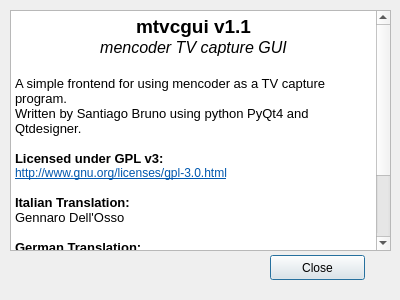
Before: the Qt Designer form src/ui/about.ui in sbruno/mtvcgui, drawn with Qt 5.
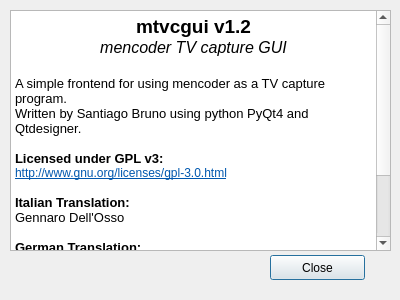
After: the same form once the commit is applied.

```diff
--- a/src/ui/about.ui
+++ b/src/ui/about.ui
@@ -43,7 +43,7 @@
 &lt;html&gt;&lt;head&gt;&lt;meta name=&quot;qrichtext&quot; content=&quot;1&quot; /&gt;&lt;style type=&quot;text/css&quot;&gt;
 p, li { white-space: pre-wrap; }
 &lt;/style&gt;&lt;/head&gt;&lt;body style=&quot; font-family:'Sans Serif'; font-size:9pt; font-weight:400; font-style:normal;&quot;&gt;
-&lt;p align=&quot;center&quot; style=&quot; margin-top:0px; margin-bottom:0px; margin-left:0px; margin-right:0px; -qt-block-indent:0; text-indent:0px;&quot;&gt;&lt;span style=&quot; font-size:14pt; font-weight:600;&quot;&gt;mtvcgui v1.1&lt;/span&gt;&lt;/p&gt;
+&lt;p align=&quot;center&quot; style=&quot; margin-top:0px; margin-bottom:0px; margin-left:0px; margin-right:0px; -qt-block-indent:0; text-indent:0px;&quot;&gt;&lt;span style=&quot; font-size:14pt; font-weight:600;&quot;&gt;mtvcgui v1.2&lt;/span&gt;&lt;/p&gt;
 &lt;p align=&quot;center&quot; style=&quot; margin-top:0px; margin-bottom:0px; margin-left:0px; margin-right:0px; -qt-block-indent:0; text-indent:0px;&quot;&gt;&lt;span style=&quot; font-size:12pt; font-style:italic;&quot;&gt;mencoder TV capture GUI&lt;/span&gt;&lt;/p&gt;
 &lt;p align=&quot;center&quot; style=&quot;-qt-paragraph-type:empty; margin-top:0px; margin-bottom:0px; margin-left:0px; margin-right:0px; -qt-block-indent:0; text-indent:0px; font-size:12pt; font-style:italic;&quot;&gt;&lt;br /&gt;&lt;/p&gt;
 &lt;p style=&quot; margin-top:0px; margin-bottom:0px; margin-left:0px; margin-right:0px; -qt-block-indent:0; text-indent:0px;&quot;&gt;&lt;span style=&quot; font-size:10pt;&quot;&gt;A simple frontend for using mencoder as a TV capture program.&lt;/span&gt;&lt;/p&gt;
```
